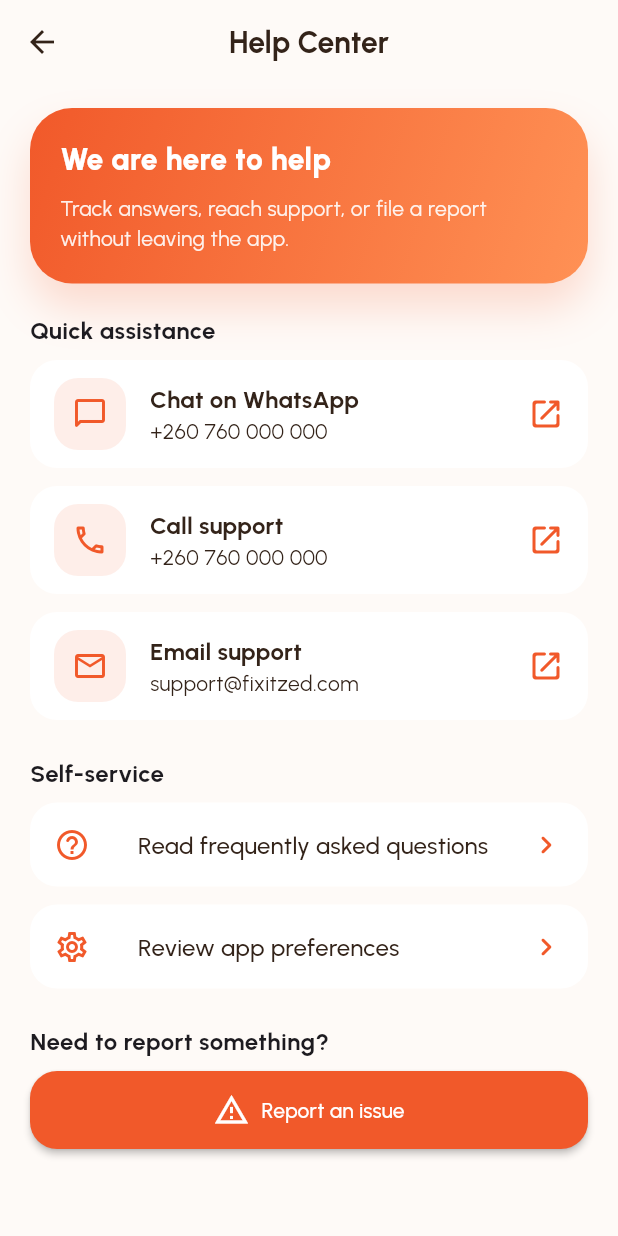
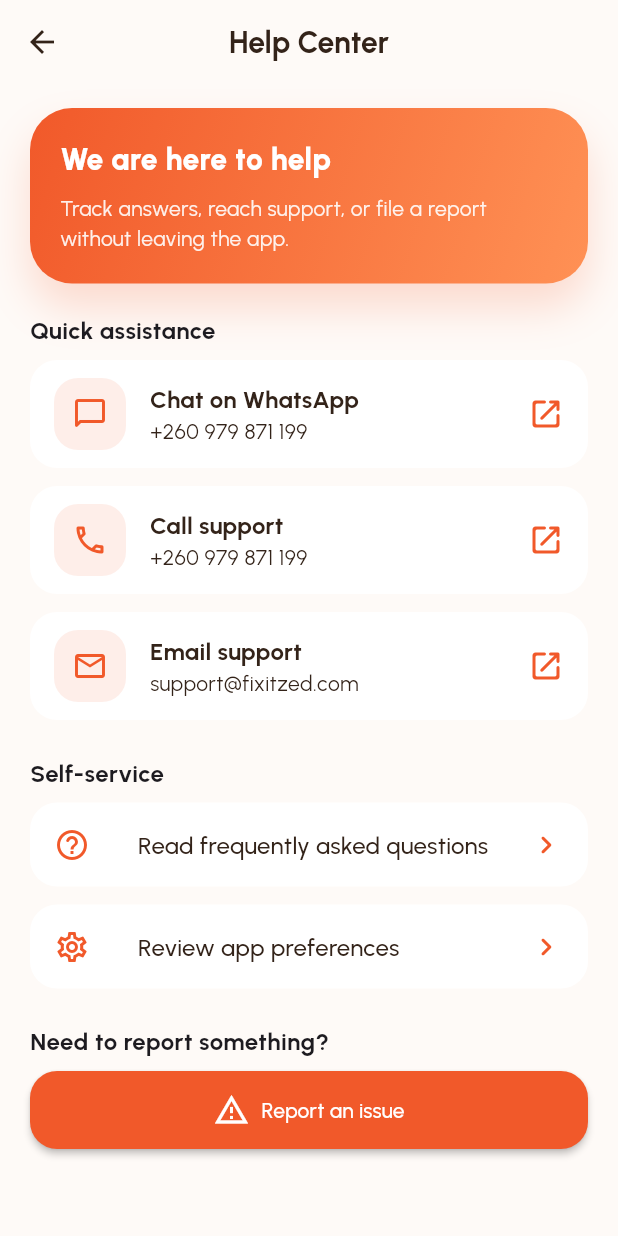
Before and after one commit to cosammalaika/FixitZed-App, a Flutter app: the HelpCenterScreen screen opened by its route, on a phone screen of 412 x 824 dp. Run offline on Flutter 3.47's test engine with Material 3 defaults, Android fonts, the light colour scheme and no system bars; our stand-ins replace connectivity_plus, file_picker, flutter_local_notifications, flutter_riverpod, geocoding, geolocator and 5 more; accounts and stored records are empty; network calls fail.

Commit message:
important change update to app

```diff
--- a/lib/screens/about_screen.dart
+++ b/lib/screens/about_screen.dart
@@ -5,7 +5,7 @@ class AboutScreen extends StatelessWidget {
   const AboutScreen({super.key});
 
   static const String _supportEmail = 'support@fixitzed.com';
-  static const String _supportPhone = '+260 760 000 000';
+  static const String _supportPhone = '+260 979 871 199';
   static const String _supportHours = 'Mon – Fri, 08:00 – 18:00 CAT';
 
   @override
--- a/lib/screens/profile/help_center_screen.dart
+++ b/lib/screens/profile/help_center_screen.dart
@@ -40,15 +40,15 @@ class _HelpCenterScreenState extends State<HelpCenterScreen> {
           _supportTile(
             icon: Icons.chat_bubble_outline_rounded,
             label: 'Chat on WhatsApp',
-            subtitle: '+260 760 000 000',
-            onTap: () => _launchUrl('https://wa.me/260760000000'),
+            subtitle: '+260 979 871 199',
+            onTap: () => _launchUrl('https://wa.me/260979871199'),
           ),
           const SizedBox(height: 12),
           _supportTile(
             icon: Icons.call_outlined,
             label: 'Call support',
-            subtitle: '+260 760 000 000',
-            onTap: () => _launchUrl('tel:+260760000000'),
+            subtitle: '+260 979 871 199',
+            onTap: () => _launchUrl('tel:+260979871199'),
           ),
           const SizedBox(height: 12),
           _supportTile(
@@ -144,10 +144,7 @@ class _HelpCenterScreenState extends State<HelpCenterScreen> {
       padding: const EdgeInsets.only(bottom: 8),
       child: Text(
         text,
-        style: GoogleFonts.urbanist(
-          fontWeight: FontWeight.w700,
-          fontSize: 16,
-        ),
+        style: GoogleFonts.urbanist(fontWeight: FontWeight.w700, fontSize: 16),
       ),
     );
   }
@@ -170,7 +167,10 @@ class _HelpCenterScreenState extends State<HelpCenterScreen> {
         ),
         child: Icon(icon, color: const Color(0xFFF1592A)),
       ),
-      title: Text(label, style: GoogleFonts.urbanist(fontWeight: FontWeight.w700)),
+      title: Text(
+        label,
+        style: GoogleFonts.urbanist(fontWeight: FontWeight.w700),
+      ),
       subtitle: Text(subtitle),
       trailing: const Icon(Icons.open_in_new_rounded),
     );
@@ -212,7 +212,9 @@ class _HelpCenterScreenState extends State<HelpCenterScreen> {
               const SizedBox(height: 12),
               DropdownButtonFormField<String>(
                 value: type,
-                decoration: const InputDecoration(labelText: 'Who is involved?'),
+                decoration: const InputDecoration(
+                  labelText: 'Who is involved?',
+                ),
                 items: const [
                   DropdownMenuItem(value: 'user', child: Text('Customer')),
                   DropdownMenuItem(value: 'fixer', child: Text('Fixer')),
@@ -261,7 +263,9 @@ class _HelpCenterScreenState extends State<HelpCenterScreen> {
     ScaffoldMessenger.of(context).showSnackBar(
       SnackBar(
         content: Text(
-          ok ? 'Report submitted. We will be in touch.' : 'Unable to send report',
+          ok
+              ? 'Report submitted. We will be in touch.'
+              : 'Unable to send report',
         ),
         backgroundColor: ok ? const Color(0xFF2E7D32) : Colors.redAccent,
       ),
@@ -274,9 +278,9 @@ class _HelpCenterScreenState extends State<HelpCenterScreen> {
       await launchUrl(url, mode: LaunchMode.externalApplication);
     } else {
       if (!mounted) return;
-      ScaffoldMessenger.of(context).showSnackBar(
-        const SnackBar(content: Text('Unable to open link')),
-      );
+      ScaffoldMessenger.of(
+        context,
+      ).showSnackBar(const SnackBar(content: Text('Unable to open link')));
     }
   }
 }
```
Also changed, not shown: pubspec.yaml (+3 -62 lines), 2 other files.
